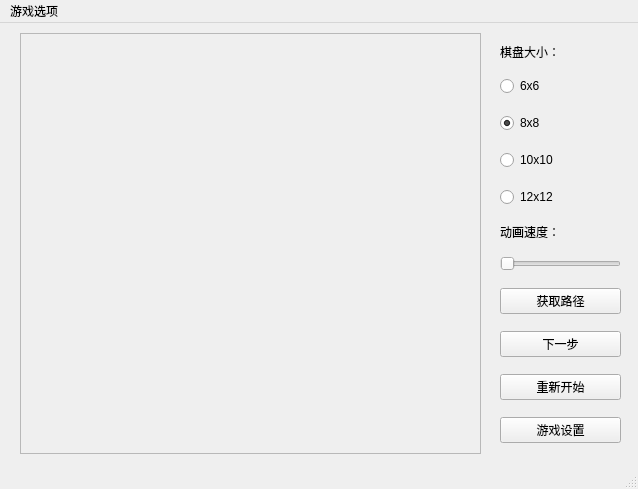
First picture: the form in knight.ui, repository yuanyuanzijin/knight-gui, before the edit.
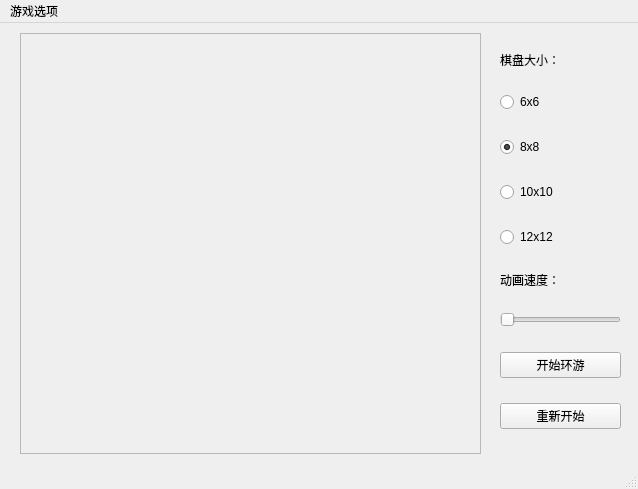
Second picture: the form after the edit. Icons and pictures are not drawn.

What changed in the file:
```diff
--- a/knight.ui
+++ b/knight.ui
@@ -123,17 +123,10 @@
        </property>
       </widget>
      </item>
-     <item>
-      <widget class="QPushButton" name="btn_getpath">
-       <property name="text">
-        <string>获取路径</string>
-       </property>
-      </widget>
-     </item>
      <item>
       <widget class="QPushButton" name="btn_start">
        <property name="text">
-        <string>下一步</string>
+        <string>开始环游</string>
        </property>
       </widget>
      </item>
@@ -144,13 +137,6 @@
        </property>
       </widget>
      </item>
-     <item>
-      <widget class="QPushButton" name="btn_settings">
-       <property name="text">
-        <string>游戏设置</string>
-       </property>
-      </widget>
-     </item>
     </layout>
    </widget>
   </widget>
```
